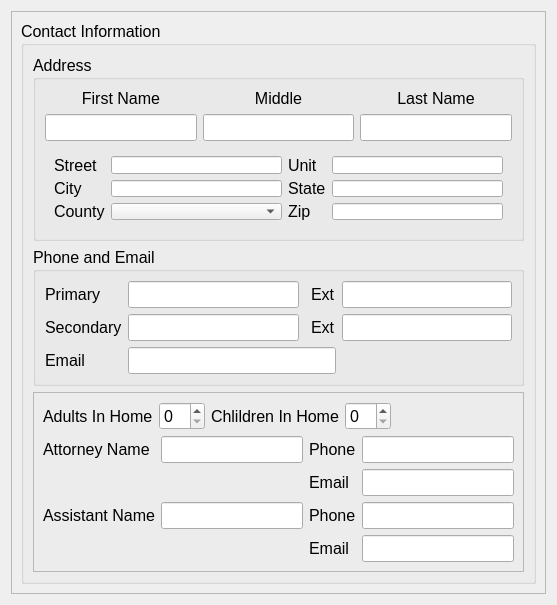
Before: the Qt Designer form drc/gui/persondetailsform.ui in lansdon/cpts483_drc, drawn with Qt 5.
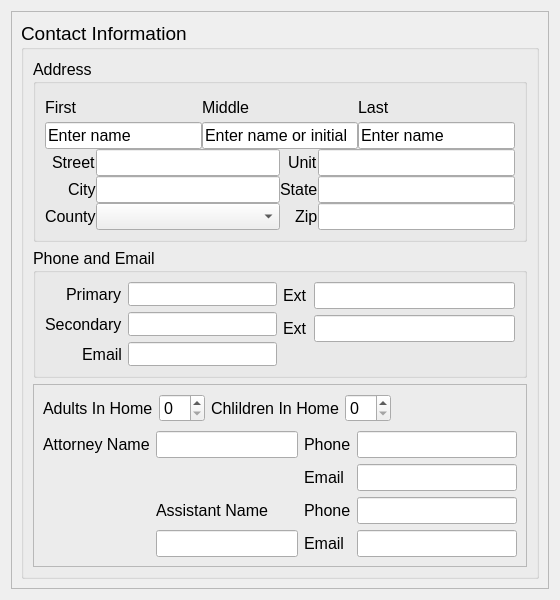
After: the same form once the commit is applied.

```diff
--- a/drc/gui/persondetailsform.ui
+++ b/drc/gui/persondetailsform.ui
@@ -6,8 +6,8 @@
    <rect>
     <x>0</x>
     <y>0</y>
-    <width>557</width>
-    <height>605</height>
+    <width>560</width>
+    <height>600</height>
    </rect>
   </property>
   <property name="sizePolicy">
@@ -16,6 +16,12 @@
     <verstretch>0</verstretch>
    </sizepolicy>
   </property>
+  <property name="maximumSize">
+   <size>
+    <width>345345</width>
+    <height>600</height>
+   </size>
+  </property>
   <property name="font">
    <font>
     <pointsize>12</pointsize>
@@ -24,7 +30,7 @@
   <property name="windowTitle">
    <string>Form</string>
   </property>
-  <layout class="QVBoxLayout" name="verticalLayout_3">
+  <layout class="QVBoxLayout" name="verticalLayout_10">
    <item>
     <widget class="QScrollArea" name="scrollArea">
      <property name="minimumSize">
@@ -50,8 +56,8 @@
        <rect>
         <x>0</x>
         <y>0</y>
-        <width>537</width>
-        <height>582</height>
+        <width>540</width>
+        <height>580</height>
        </rect>
       </property>
       <layout class="QVBoxLayout" name="verticalLayout_2">
@@ -75,58 +81,119 @@
            <height>564</height>
           </size>
          </property>
+         <property name="font">
+          <font>
+           <pointsize>14</pointsize>
+          </font>
+         </property>
          <property name="title">
           <string>Contact Information</string>
          </property>
          <layout class="QVBoxLayout" name="verticalLayout">
           <item>
            <widget class="QGroupBox" name="addressGroupBox">
+            <property name="sizePolicy">
+             <sizepolicy hsizetype="Preferred" vsizetype="Expanding">
+              <horstretch>0</horstretch>
+              <verstretch>0</verstretch>
+             </sizepolicy>
+            </property>
+            <property name="font">
+             <font>
+              <pointsize>12</pointsize>
+             </font>
+            </property>
             <property name="title">
              <string>Address</string>
             </property>
-            <layout class="QGridLayout" name="gridLayout_2">
-             <item row="0" column="0">
+            <layout class="QVBoxLayout" name="verticalLayout_6">
+             <property name="spacing">
+              <number>0</number>
+             </property>
+             <item>
+              <layout class="QHBoxLayout" name="horizontalLayout">
+               <item>
+                <layout class="QVBoxLayout" name="verticalLayout_3">
+                 <item>
               <widget class="QLabel" name="firstLabel">
                <property name="text">
-                <string>First Name</string>
+                    <string>First</string>
                </property>
                <property name="alignment">
-                <set>Qt::AlignCenter</set>
+                    <set>Qt::AlignLeading|Qt::AlignLeft|Qt::AlignVCenter</set>
                </property>
               </widget>
              </item>
-             <item row="0" column="2">
-              <widget class="QLabel" name="lastLabel">
+                 <item>
+                  <widget class="QLineEdit" name="firstLineEdit">
                <property name="text">
-                <string>Last Name</string>
-               </property>
-               <property name="alignment">
-                <set>Qt::AlignCenter</set>
+                    <string>Enter name</string>
                </property>
               </widget>
              </item>
-             <item row="1" column="1">
-              <widget class="QLineEdit" name="middleLineEdit"/>
-             </item>
-             <item row="1" column="0">
-              <widget class="QLineEdit" name="firstLineEdit"/>
-             </item>
-             <item row="0" column="1">
+                </layout>
+               </item>
+               <item>
+                <layout class="QVBoxLayout" name="verticalLayout_4">
+                 <item>
               <widget class="QLabel" name="middleLabel">
                <property name="text">
                 <string>Middle</string>
                </property>
                <property name="alignment">
-                <set>Qt::AlignCenter</set>
+                    <set>Qt::AlignLeading|Qt::AlignLeft|Qt::AlignVCenter</set>
                </property>
               </widget>
              </item>
-             <item row="1" column="2">
-              <widget class="QLineEdit" name="lastLineEdit"/>
-             </item>
-             <item row="4" column="0" colspan="3">
-              <widget class="QWidget" name="widget" native="true">
-               <layout class="QGridLayout" name="gridLayout_3">
+                 <item>
+                  <widget class="QLineEdit" name="middleLineEdit">
+                   <property name="text">
+                    <string>Enter name or initial</string>
+                   </property>
+                  </widget>
+                 </item>
+                </layout>
+               </item>
+               <item>
+                <layout class="QVBoxLayout" name="verticalLayout_5">
+                 <item>
+                  <widget class="QLabel" name="lastLabel">
+                   <property name="text">
+                    <string>Last</string>
+                   </property>
+                   <property name="alignment">
+                    <set>Qt::AlignLeading|Qt::AlignLeft|Qt::AlignVCenter</set>
+                   </property>
+                  </widget>
+                 </item>
+                 <item>
+                  <widget class="QLineEdit" name="lastLineEdit">
+                   <property name="text">
+                    <string>Enter name</string>
+                   </property>
+                  </widget>
+                 </item>
+                </layout>
+               </item>
+              </layout>
+             </item>
+             <item>
+              <layout class="QHBoxLayout" name="horizontalLayout_4">
+               <item>
+                <layout class="QFormLayout" name="formLayout_5">
+                 <property name="fieldGrowthPolicy">
+                  <enum>QFormLayout::AllNonFixedFieldsGrow</enum>
+                 </property>
+                 <property name="labelAlignment">
+                  <set>Qt::AlignRight|Qt::AlignTrailing|Qt::AlignVCenter</set>
+                 </property>
+                 <item row="0" column="0">
+                  <widget class="QLabel" name="streetLabel">
+                   <property name="text">
+                    <string>Street</string>
+                   </property>
+                  </widget>
+                 </item>
                 <item row="0" column="1">
                  <widget class="QLineEdit" name="streetLineEdit"/>
                 </item>
@@ -140,78 +207,93 @@
                 <item row="1" column="1">
                  <widget class="QLineEdit" name="cityLineEdit"/>
                 </item>
-                <item row="0" column="2">
+                 <item row="2" column="0">
+                  <widget class="QLabel" name="countyLabel">
+                   <property name="text">
+                    <string>County</string>
+                   </property>
+                  </widget>
+                 </item>
+                 <item row="2" column="1">
+                  <widget class="QComboBox" name="countyComboBox"/>
+                 </item>
+                </layout>
+               </item>
+               <item>
+                <layout class="QFormLayout" name="formLayout_8">
+                 <property name="fieldGrowthPolicy">
+                  <enum>QFormLayout::AllNonFixedFieldsGrow</enum>
+                 </property>
+                 <property name="labelAlignment">
+                  <set>Qt::AlignRight|Qt::AlignTrailing|Qt::AlignVCenter</set>
+                 </property>
+                 <item row="0" column="0">
                  <widget class="QLabel" name="unitLabel">
                   <property name="text">
                    <string>Unit</string>
                   </property>
                  </widget>
                 </item>
-                <item row="0" column="3">
+                 <item row="0" column="1">
                  <widget class="QLineEdit" name="unitLineEdit"/>
                 </item>
-                <item row="2" column="0">
-                 <widget class="QLabel" name="countyLabel">
-                  <property name="text">
-                   <string>County</string>
-                  </property>
-                 </widget>
-                </item>
-                <item row="0" column="0">
-                 <widget class="QLabel" name="streetLabel">
-                  <property name="text">
-                   <string>Street</string>
-                  </property>
-                 </widget>
-                </item>
-                <item row="1" column="2">
+                 <item row="1" column="0">
                  <widget class="QLabel" name="statelabel">
                   <property name="text">
                    <string>State</string>
                   </property>
                  </widget>
                 </item>
-                <item row="1" column="3">
+                 <item row="1" column="1">
                  <widget class="QLineEdit" name="stateLineEdit"/>
                 </item>
-                <item row="2" column="2">
+                 <item row="2" column="0">
                  <widget class="QLabel" name="zipLabel">
                   <property name="text">
                    <string>Zip</string>
                   </property>
                  </widget>
                 </item>
-                <item row="2" column="3">
+                 <item row="2" column="1">
                  <widget class="QLineEdit" name="zipLineEdit"/>
                 </item>
-                <item row="2" column="1">
-                 <widget class="QComboBox" name="countyComboBox"/>
-                </item>
-               </layout>
-              </widget>
+                </layout>
+               </item>
+              </layout>
              </item>
             </layout>
            </widget>
           </item>
           <item>
            <widget class="QGroupBox" name="phoneGroupBox">
+            <property name="sizePolicy">
+             <sizepolicy hsizetype="Preferred" vsizetype="Expanding">
+              <horstretch>0</horstretch>
+              <verstretch>0</verstretch>
+             </sizepolicy>
+            </property>
+            <property name="maximumSize">
+             <size>
+              <width>16777215</width>
+              <height>130</height>
+             </size>
+            </property>
+            <property name="font">
+             <font>
+              <pointsize>12</pointsize>
+             </font>
+            </property>
             <property name="title">
              <string>Phone and Email</string>
             </property>
-            <layout class="QGridLayout" name="gridLayout_4">
-             <item row="0" column="4">
-              <widget class="QLineEdit" name="primaryExtLineEdit"/>
-             </item>
-             <item row="1" column="1">
-              <widget class="QLineEdit" name="secondaryLineEdit"/>
-             </item>
-             <item row="1" column="0">
-              <widget class="QLabel" name="homeLabel">
-               <property name="text">
-                <string>Secondary</string>
-               </property>
-              </widget>
-             </item>
+            <layout class="QVBoxLayout" name="verticalLayout_7">
+             <item>
+              <layout class="QHBoxLayout" name="horizontalLayout_5">
+               <item>
+                <layout class="QFormLayout" name="formLayout_6">
+                 <property name="labelAlignment">
+                  <set>Qt::AlignRight|Qt::AlignTrailing|Qt::AlignVCenter</set>
+                 </property>
              <item row="0" column="0">
               <widget class="QLabel" name="workLabel">
                <property name="text">
@@ -219,26 +301,19 @@
                </property>
               </widget>
              </item>
-             <item row="1" column="4">
-              <widget class="QLineEdit" name="secondaryExtLineEdit"/>
-             </item>
-             <item row="1" column="3">
-              <widget class="QLabel" name="homeExtLabel">
-               <property name="text">
-                <string>Ext</string>
-               </property>
-              </widget>
-             </item>
              <item row="0" column="1">
               <widget class="QLineEdit" name="primaryLineEdit"/>
              </item>
-             <item row="0" column="3">
-              <widget class="QLabel" name="workExtLabel">
+                 <item row="1" column="0">
+                  <widget class="QLabel" name="homeLabel">
                <property name="text">
-                <string>Ext</string>
+                    <string>Secondary</string>
                </property>
               </widget>
              </item>
+                 <item row="1" column="1">
+                  <widget class="QLineEdit" name="secondaryLineEdit"/>
+                 </item>
              <item row="2" column="0">
               <widget class="QLabel" name="emailLabel">
                <property name="text">
@@ -246,14 +321,69 @@
                </property>
               </widget>
              </item>
-             <item row="2" column="1" colspan="3">
+                 <item row="2" column="1">
               <widget class="QLineEdit" name="emailLineEdit"/>
              </item>
             </layout>
+               </item>
+               <item>
+                <layout class="QFormLayout" name="formLayout_7">
+                 <property name="labelAlignment">
+                  <set>Qt::AlignRight|Qt::AlignTrailing|Qt::AlignVCenter</set>
+                 </property>
+                 <item row="0" column="0">
+                  <widget class="QLabel" name="workExtLabel">
+                   <property name="text">
+                    <string>Ext</string>
+                   </property>
+                  </widget>
+                 </item>
+                 <item row="0" column="1">
+                  <widget class="QLineEdit" name="primaryExtLineEdit"/>
+                 </item>
+                 <item row="1" column="0">
+                  <widget class="QLabel" name="homeExtLabel">
+                   <property name="text">
+                    <string>Ext</string>
+                   </property>
+                  </widget>
+                 </item>
+                 <item row="1" column="1">
+                  <widget class="QLineEdit" name="secondaryExtLineEdit"/>
+                 </item>
+                 <item row="2" column="1">
+                  <spacer name="verticalSpacer_3">
+                   <property name="orientation">
+                    <enum>Qt::Vertical</enum>
+                   </property>
+                   <property name="sizeHint" stdset="0">
+                    <size>
+                     <width>20</width>
+                     <height>40</height>
+                    </size>
+                   </property>
+                  </spacer>
+                 </item>
+                </layout>
+               </item>
+              </layout>
+             </item>
+            </layout>
            </widget>
           </item>
           <item>
            <widget class="QFrame" name="miscFrame">
+            <property name="sizePolicy">
+             <sizepolicy hsizetype="Preferred" vsizetype="Expanding">
+              <horstretch>0</horstretch>
+              <verstretch>0</verstretch>
+             </sizepolicy>
+            </property>
+            <property name="font">
+             <font>
+              <pointsize>12</pointsize>
+             </font>
+            </property>
             <property name="frameShape">
              <enum>QFrame::StyledPanel</enum>
             </property>
@@ -261,7 +391,7 @@
              <enum>QFrame::Raised</enum>
             </property>
             <layout class="QGridLayout" name="gridLayout_6">
-             <item row="0" column="0">
+             <item row="1" column="0">
               <layout class="QHBoxLayout" name="horizontalLayout_3">
                <item>
                 <layout class="QFormLayout" name="formLayout">
@@ -309,10 +439,15 @@
                </item>
               </layout>
              </item>
-             <item row="1" column="0">
+             <item row="2" column="0">
               <layout class="QHBoxLayout" name="horizontalLayout_2">
                <item>
+                <layout class="QVBoxLayout" name="verticalLayout_9">
+                 <item>
                 <layout class="QFormLayout" name="formLayout_2">
+                   <property name="fieldGrowthPolicy">
+                    <enum>QFormLayout::AllNonFixedFieldsGrow</enum>
+                   </property>
                  <item row="0" column="0">
                   <widget class="QLabel" name="attorneyLabel">
                    <property name="text">
@@ -323,46 +458,46 @@
                  <item row="0" column="1">
                   <widget class="QLineEdit" name="attorneyLineEdit"/>
                  </item>
-                 <item row="2" column="0">
+                  </layout>
+                 </item>
+                 <item>
+                  <layout class="QHBoxLayout" name="horizontalLayout_6">
+                   <item>
+                    <spacer name="horizontalSpacer_2">
+                     <property name="orientation">
+                      <enum>Qt::Horizontal</enum>
+                     </property>
+                     <property name="sizeHint" stdset="0">
+                      <size>
+                       <width>40</width>
+                       <height>20</height>
+                      </size>
+                     </property>
+                    </spacer>
+                   </item>
+                   <item>
+                    <layout class="QVBoxLayout" name="verticalLayout_8">
+                     <item>
                   <widget class="QLabel" name="label_2">
                    <property name="text">
                     <string>Assistant Name</string>
                    </property>
                   </widget>
                  </item>
-                 <item row="2" column="1">
+                     <item>
                   <widget class="QLineEdit" name="assistantNameLineEdit"/>
                  </item>
-                 <item row="1" column="1">
-                  <spacer name="verticalSpacer">
-                   <property name="orientation">
-                    <enum>Qt::Vertical</enum>
-                   </property>
-                   <property name="sizeHint" stdset="0">
-                    <size>
-                     <width>20</width>
-                     <height>40</height>
-                    </size>
-                   </property>
-                  </spacer>
-                 </item>
-                 <item row="3" column="1">
-                  <spacer name="verticalSpacer_2">
-                   <property name="orientation">
-                    <enum>Qt::Vertical</enum>
-                   </property>
-                   <property name="sizeHint" stdset="0">
-                    <size>
-                     <width>20</width>
-                     <height>40</height>
-                    </size>
-                   </property>
-                  </spacer>
+                    </layout>
+                   </item>
+                  </layout>
                  </item>
                 </layout>
                </item>
                <item>
                 <layout class="QFormLayout" name="formLayout_3">
+                 <property name="fieldGrowthPolicy">
+                  <enum>QFormLayout::AllNonFixedFieldsGrow</enum>
+                 </property>
                  <item row="0" column="0">
                   <widget class="QLabel" name="label_3">
                    <property name="text">
```
Left out of the diff: 12 changed lines with no effect on the pictures. Lines whose indentation alone changed are shown as unchanged.
